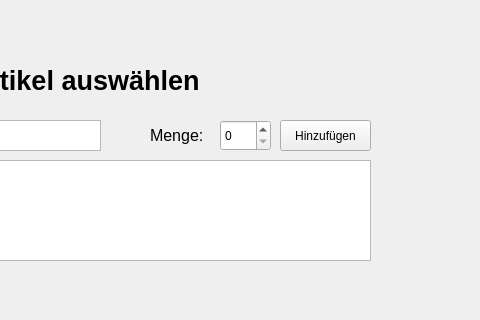
luis-we/SchulaufgabePRO, file overviewbestellungen_bestellung.ui: the form before one commit; both pictures show x 320 to 800 and y 0 to 320 of the 800 by 800 pixel window.
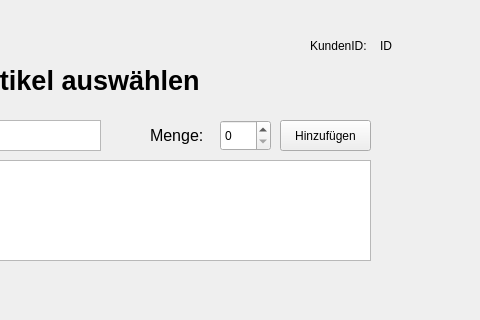
The form after the commit.

Commit message: added stack and customer id

```diff
--- a/overviewbestellungen_bestellung.ui
+++ b/overviewbestellungen_bestellung.ui
@@ -165,6 +165,32 @@
     <string>Menge:</string>
    </property>
   </widget>
+  <widget class="QLabel" name="label_2">
+   <property name="geometry">
+    <rect>
+     <x>630</x>
+     <y>30</y>
+     <width>61</width>
+     <height>31</height>
+    </rect>
+   </property>
+   <property name="text">
+    <string>KundenID: </string>
+   </property>
+  </widget>
+  <widget class="QLabel" name="ID_Label">
+   <property name="geometry">
+    <rect>
+     <x>700</x>
+     <y>30</y>
+     <width>61</width>
+     <height>31</height>
+    </rect>
+   </property>
+   <property name="text">
+    <string>ID</string>
+   </property>
+  </widget>
  </widget>
  <resources/>
  <connections/>
```
Left out of the diff: 8 changed lines with no effect on the pictures. The commit also changes 2 other files.
